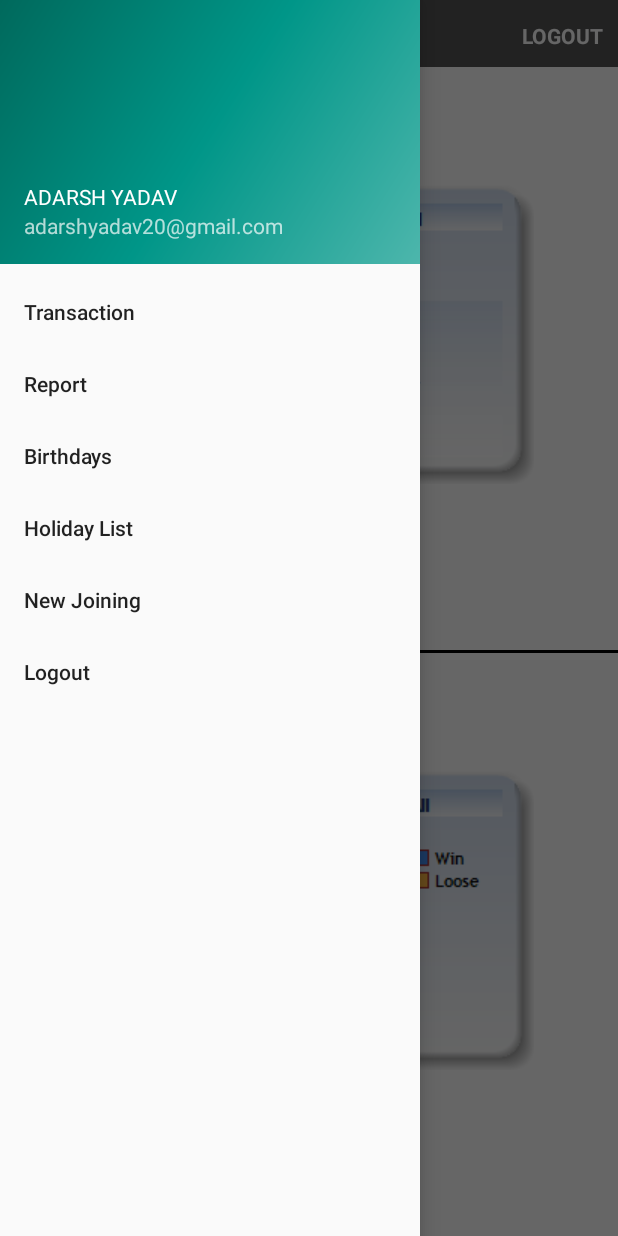
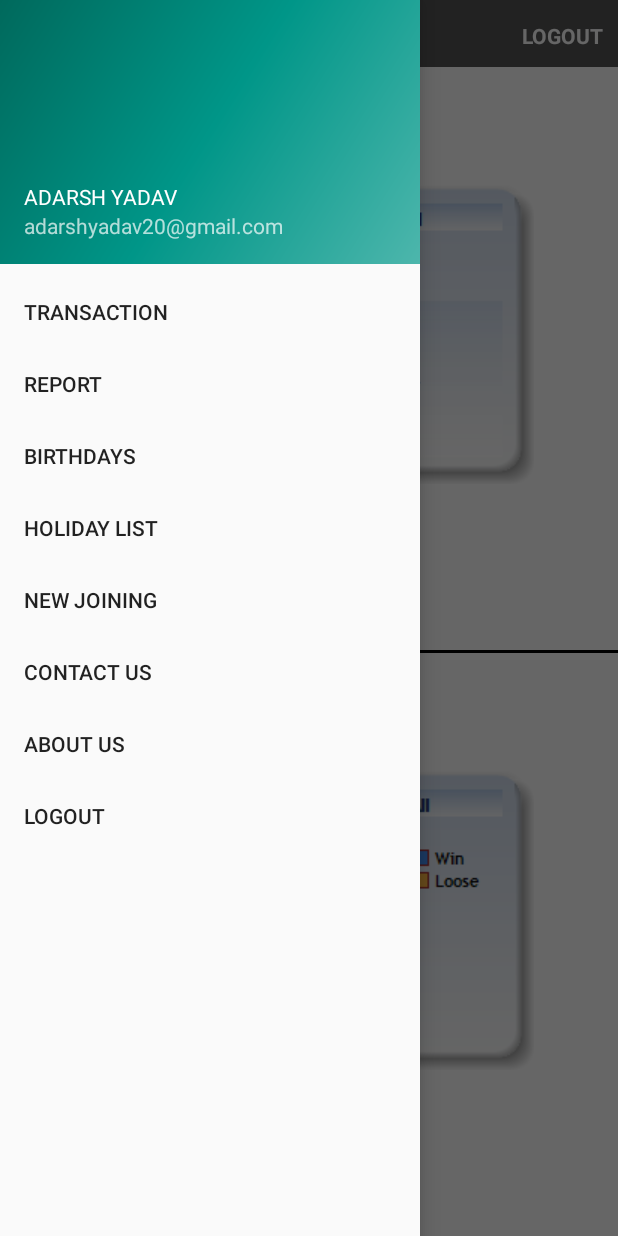
Before and after one commit to adarshcoool/CBS_AssignmentApp, an Android app: the MainActivity screen opened directly, with no data from a screen before it, with the side drawer open, on a phone screen of 412 x 824 dp. Run offline under Robolectric (Android 15) with nearby library versions, the phone set to English and light mode, and no system bars.

Commit message:
Commited on 25Sept, 2018 (06:03PM)

```diff
--- a/app/src/main/AndroidManifest.xml
+++ b/app/src/main/AndroidManifest.xml
@@ -34,7 +34,9 @@
         <activity android:name=".Adapters.TransactionAdapter" />
         <activity android:name=".CommonClass.HolidayActivity" />
         <activity android:name=".CommonClass.BirthdayActivity" />
-        <activity android:name=".CommonClass.NewJoiningActivity"></activity>
+        <activity android:name=".CommonClass.NewJoiningActivity" />
+        <activity android:name=".CommonClass.ContactUs" />
+        <activity android:name=".CommonClass.AboutUs"></activity>
     </application>
 
 </manifest>
--- a/app/src/main/res/layout/activity_birthday.xml
+++ b/app/src/main/res/layout/activity_birthday.xml
@@ -19,7 +19,8 @@
             android:layout_height="wrap_content"
             android:layout_gravity="left"
             android:layout_weight="1"
-            android:src="@drawable/back" />
+            android:src="@drawable/back"
+            android:visibility="gone" />
 
         <TextView
             android:layout_width="wrap_content"
--- a/app/src/main/res/layout/activity_holiday.xml
+++ b/app/src/main/res/layout/activity_holiday.xml
@@ -19,6 +19,7 @@
             android:layout_height="wrap_content"
             android:layout_gravity="left"
             android:layout_weight="1"
+            android:visibility="gone"
             android:src="@drawable/back" />
 
         <TextView
--- a/app/src/main/res/layout/activity_leave.xml
+++ b/app/src/main/res/layout/activity_leave.xml
@@ -21,6 +21,7 @@
             android:layout_height="wrap_content"
             android:layout_gravity="left"
             android:layout_weight="1"
+            android:visibility="gone"
             android:src="@drawable/back" />
 
         <TextView
--- a/app/src/main/res/layout/activity_report.xml
+++ b/app/src/main/res/layout/activity_report.xml
@@ -20,6 +20,7 @@
             android:layout_height="wrap_content"
             android:layout_gravity="left"
             android:layout_weight="1"
+            android:visibility="gone"
             android:src="@drawable/back" />
 
         <TextView
--- a/app/src/main/res/menu/activity_main_drawer.xml
+++ b/app/src/main/res/menu/activity_main_drawer.xml
@@ -6,27 +6,35 @@
     <group android:checkableBehavior="single">
         <item
             android:id="@+id/transaction"
-            android:title="Transaction" />
+            android:title="TRANSACTION" />
 
         <item
             android:id="@+id/report"
-            android:title="Report" />
+            android:title="REPORT" />
 
         <item
             android:id="@+id/birthday"
-            android:title="Birthdays" />
+            android:title="BIRTHDAYS" />
 
         <item
             android:id="@+id/holiday"
-            android:title="Holiday List" />
+            android:title="HOLIDAY LIST" />
 
 
         <item
             android:id="@+id/new_joinee"
-            android:title="New Joining" />
+            android:title="NEW JOINING" />
+
+        <item
+            android:id="@+id/contact_us"
+            android:title="CONTACT US" />
+
+        <item
+            android:id="@+id/about_us"
+            android:title="ABOUT US" />
 
         <item
             android:id="@+id/logout"
-            android:title="Logout" />
+            android:title="LOGOUT" />
     </group>
 </menu>
```
Also changed, not shown: app/src/main/java/com/example/adarshyadav/assignmentapplication/Activities/MainActivity.java (+8 -0 lines), app/src/main/java/com/example/adarshyadav/assignmentapplication/CommonClass/AboutUs.java (added, +49 -0 lines), app/src/main/java/com/example/adarshyadav/assignmentapplication/CommonClass/ContactUs.java (added, +48 -0 lines), app/src/main/res/layout/activity_about_us.xml (added, +15 -0 lines), app/src/main/res/layout/activity_contact_us.xml (added, +14 -0 lines).
